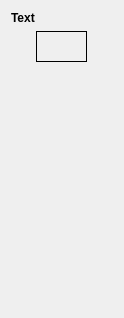
Old version of the form ui/tool_options_text.ui in the repository makes/draw.
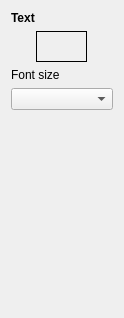
New version of the form. Custom widgets are drawn as their Qt base class.

Commit message: Pick tool improvements: Object selection logic, move, delete, select all. Added font size selection to text tool.

```diff
--- a/ui/tool_options_text.ui
+++ b/ui/tool_options_text.ui
@@ -52,6 +52,26 @@
      </property>
     </widget>
    </item>
+   <item>
+    <widget class="QLabel" name="lblFontSize">
+     <property name="text">
+      <string>Font size</string>
+     </property>
+     <property name="buddy">
+      <cstring>cboFontSize</cstring>
+     </property>
+    </widget>
+   </item>
+   <item>
+    <widget class="QComboBox" name="cboFontSize">
+     <property name="editable">
+      <bool>false</bool>
+     </property>
+     <property name="frame">
+      <bool>true</bool>
+     </property>
+    </widget>
+   </item>
    <item>
     <spacer name="verticalSpacer">
      <property name="orientation">
```
The commit also changes 16 other files.
